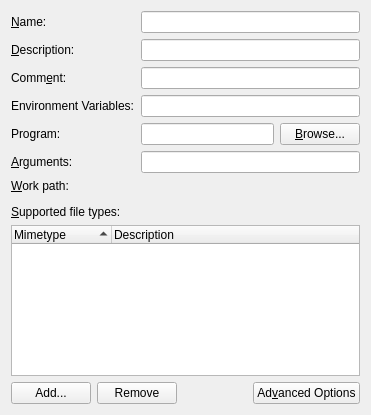
The window that src/widgets/kpropertiesdesktopbase.ui (KDE/kio) describes before a commit, drawn with Qt 5.
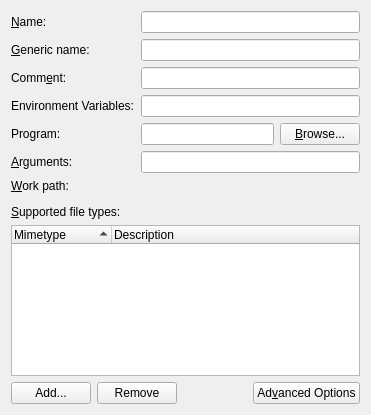
The same window after the commit. Custom widgets are drawn as their Qt base class.

Commit message: kpropertiesdesktopbase: Use 'Generic name' instead of 'Description' GenericName is not a description, and referring to it as such is confusing.

```diff
--- a/src/widgets/kpropertiesdesktopbase.ui
+++ b/src/widgets/kpropertiesdesktopbase.ui
@@ -39,7 +39,7 @@
         <string>Type the description of this application, based on its use, here. Examples: a dial up application (KPPP) would be &quot;Dial up tool&quot;.</string>
        </property>
        <property name="text">
-        <string>&amp;Description:</string>
+        <string>&amp;Generic name:</string>
        </property>
        <property name="buddy">
         <cstring>genNameEdit</cstring>
```
Left out of the diff: 8 changed lines with no effect on the pictures.
